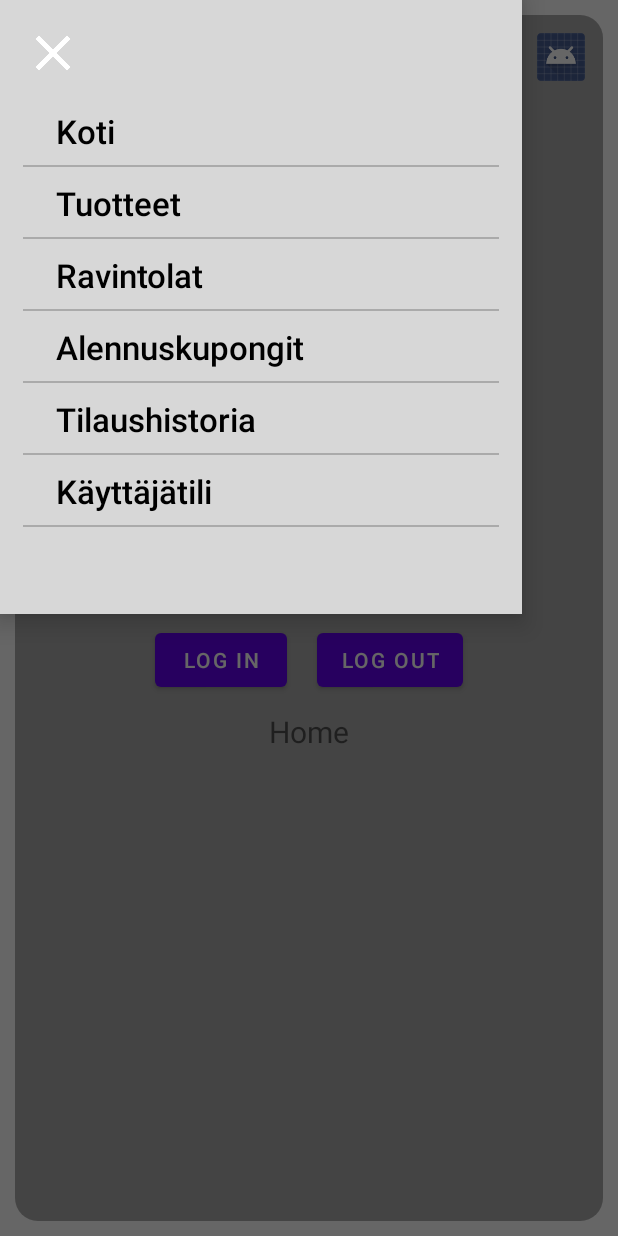
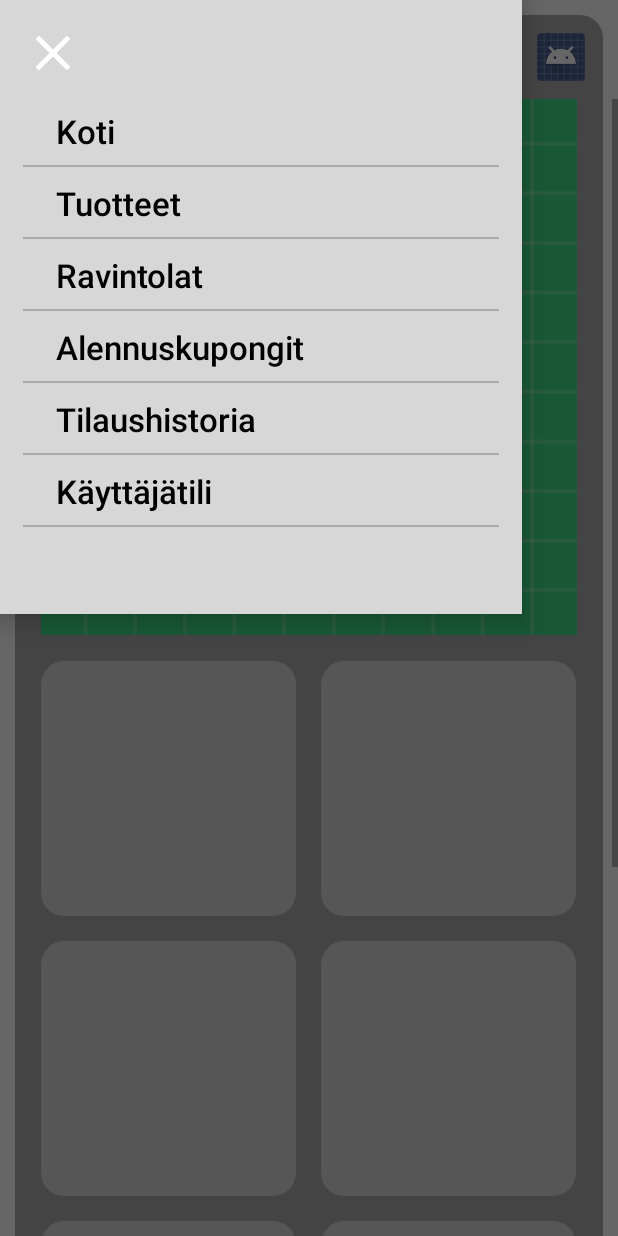
Before and after one commit to roopeh/hamburger-app, an Android app: the screen it shows after launch (MainActivity), with the side drawer open, on a phone screen of 412 x 824 dp. Run offline under Robolectric (Android 15) with nearby library versions, the phone set to English and light mode, and no system bars.

Commit message:
Finish up home page

```diff
--- /dev/null
+++ b/client/app/src/main/java/com/roopeh/app/hamburger/ExpendableGridView.java
@@ -0,0 +1,44 @@
+package com.roopeh.app.hamburger;
+
+import android.content.Context;
+import android.util.AttributeSet;
+import android.view.ViewGroup;
+import android.widget.GridView;
+
+public class ExpendableGridView extends GridView {
+    private boolean isExpanded = false;
+
+
+    public ExpendableGridView(Context context) {
+        super(context);
+    }
+
+    public ExpendableGridView(Context context, AttributeSet attrs) {
+        super(context, attrs);
+    }
+
+    public ExpendableGridView(Context context, AttributeSet attrs, int defStyleAttr) {
+        super(context, attrs, defStyleAttr);
+    }
+
+    public void setExpanded(boolean expanded) {
+        isExpanded = expanded;
+    }
+
+    final public boolean isExpanded() {
+        return isExpanded;
+    }
+
+    @Override
+    public void onMeasure(int width, int height) {
+        if (isExpanded()) {
+            final int expandSpec = MeasureSpec.makeMeasureSpec(MEASURED_SIZE_MASK, MeasureSpec.AT_MOST);
+            super.onMeasure(width, expandSpec);
+
+            ViewGroup.LayoutParams params = getLayoutParams();
+            params.height = getMeasuredHeight();
+        } else {
+            super.onMeasure(width, height);
+        }
+    }
+}
--- a/client/app/src/main/java/com/roopeh/app/hamburger/HomeFragment.java
+++ b/client/app/src/main/java/com/roopeh/app/hamburger/HomeFragment.java
@@ -1,26 +1,140 @@
 package com.roopeh.app.hamburger;
 
+import android.content.Context;
 import android.os.Bundle;
 import android.view.LayoutInflater;
 import android.view.View;
 import android.view.ViewGroup;
+import android.widget.BaseAdapter;
 import android.widget.Button;
+import android.widget.RelativeLayout;
+import android.widget.TextView;
 
-import java.util.Objects;
+import java.util.ArrayList;
+import java.util.List;
 
 import androidx.fragment.app.Fragment;
 
 public class HomeFragment extends Fragment {
+    // Type definitions for GridView
+    final static public int TYPE_DEFAULT = 0;
+    final static public int TYPE_JOB = 1;
+    final static public int TYPE_SOME = 2;
+    // Types for developers
+    final static public int TYPE_LOGIN = 5;
+    final static public int TYPE_LOGOUT = 6;
+
     @Override
     public View onCreateView(LayoutInflater inflater, ViewGroup container, Bundle savedInstanceState) {
         View rootView = inflater.inflate(R.layout.fragment_home, container, false);
 
-        Button loginBut = rootView.findViewById(R.id.testLogin);
-        Button logoutBut = rootView.findViewById(R.id.testLogout);
+        final Button orderButton = rootView.findViewById(R.id.homeOrderButton);
+        final ExpendableGridView grid = rootView.findViewById(R.id.homeGrid);
+        final List<Integer> content = new ArrayList<>();
+        final User user = Helper.getInstance().getUser();
 
-        loginBut.setOnClickListener(v -> Helper.getInstance().setUser("test", "test"));
-        logoutBut.setOnClickListener(v -> Helper.getInstance().logoutUser());
+        // If user is not logged in or has no current order, hide current order button
+        if (user == null || user.getCurrentOrder() == null) {
+            orderButton.setVisibility(View.GONE);
+            // Adjust grid's layout params
+            RelativeLayout.LayoutParams params = (RelativeLayout.LayoutParams)grid.getLayoutParams();
+            params.addRule(RelativeLayout.BELOW, R.id.homeMainImage);
+            grid.setLayoutParams(params);
+        } else {
+            orderButton.setOnClickListener(v -> {
+                // TODO
+            });
+        }
+
+        // Add stuff to grids
+        // First 4 are ad / news grids
+        for (int i = 0; i < 4; ++i)
+            content.add(TYPE_DEFAULT);
+
+        // Login and logout buttons for quick access (only in beta version)
+        content.add(TYPE_LOGIN);
+        content.add(TYPE_LOGOUT);
+
+        // Next job application grid
+        content.add(TYPE_JOB);
+        // Final grid is social media
+        content.add(TYPE_SOME);
+
+        final HomeGridAdapter adapter = new HomeGridAdapter(getContext(), content);
+        grid.setAdapter(adapter);
+        grid.setExpanded(true);
 
         return rootView;
     }
 }
+
+class HomeGridAdapter extends BaseAdapter {
+    final private Context _context;
+    final private List<Integer> _content;
+
+    public HomeGridAdapter(Context context, List<Integer> content) {
+        _context = context;
+        _content = content;
+    }
+
+    @Override
+    public int getCount() {
+        return _content.size();
+    }
+
+    @Override
+    public Integer getItem(int position) {
+        return _content.get(position);
+    }
+
+    @Override
+    public long getItemId(int position) {
+        return 0;
+    }
+
+    @Override
+    public View getView(int position, View convertView, ViewGroup parent) {
+        final View view = View.inflate(_context, R.layout.grid_home, null);
+
+        switch (getItem(position)) {
+            case HomeFragment.TYPE_DEFAULT: {
+                final TextView defaultText = view.findViewById(R.id.homeGridText);
+                defaultText.setVisibility(View.VISIBLE);
+                defaultText.setText("");
+            } break;
+            case HomeFragment.TYPE_JOB:
+            case HomeFragment.TYPE_SOME: {
+                final RelativeLayout extraLayout = view.findViewById(R.id.homeGridExtraLayout);
+                final TextView jobText = view.findViewById(R.id.homeGridSecondText);
+                final TextView someText = view.findViewById(R.id.homeGridThirdText);
+                extraLayout.setVisibility(View.VISIBLE);
+
+                if (getItem(position) == HomeFragment.TYPE_JOB) {
+                    jobText.setVisibility(View.VISIBLE);
+                } else {
+                    someText.setVisibility(View.VISIBLE);
+                }
+            } break;
+            case HomeFragment.TYPE_LOGIN:
+            case HomeFragment.TYPE_LOGOUT: {
+                final Button button = view.findViewById(R.id.homeGridDevButton);
+                button.setVisibility(View.VISIBLE);
+
+                if (getItem(position) == HomeFragment.TYPE_LOGIN)
+                    button.setText("Login");
+                else
+                    button.setText("Logout");
+
+                button.setOnClickListener(v -> {
+                    if (getItem(position) == HomeFragment.TYPE_LOGIN)
+                        Helper.getInstance().setUser("test", "test");
+                    else
+                        Helper.getInstance().logoutUser();
+                });
+            } break;
+            default: break;
+        }
+
+        return view;
+    }
+}
--- a/client/app/src/main/res/layout/fragment_home.xml
+++ b/client/app/src/main/res/layout/fragment_home.xml
@@ -1,7 +1,11 @@
 <?xml version="1.0" encoding="utf-8"?>
-<RelativeLayout xmlns:android="http://schemas.android.com/apk/res/android"
+<ScrollView xmlns:android="http://schemas.android.com/apk/res/android"
     android:layout_width="match_parent"
-    android:layout_height="match_parent"
+    android:layout_height="match_parent">
+
+    <RelativeLayout
+        android:layout_width="match_parent"
+        android:layout_height="wrap_content"
         android:layout_marginStart="@dimen/background_padding_side"
         android:layout_marginEnd="@dimen/background_padding_side"
         android:layout_marginBottom="@dimen/background_padding_bottom"
@@ -10,32 +14,35 @@
         android:paddingBottom="@dimen/content_padding_bottom"
         android:background="@drawable/rounded_main">
 
-    <LinearLayout
-        android:id="@+id/testButtons"
-        android:layout_width="wrap_content"
-        android:layout_height="wrap_content"
-        android:layout_centerInParent="true"
-        android:orientation="horizontal">
-        <Button
-            android:id="@+id/testLogin"
-            android:layout_width="wrap_content"
-            android:layout_height="wrap_content"
-            android:layout_margin="10dp"
-            android:text="Log In" />
-        <Button
-            android:id="@+id/testLogout"
-            android:layout_width="wrap_content"
-            android:layout_height="wrap_content"
-            android:layout_margin="10dp"
-            android:text="Log Out" />
-    </LinearLayout>
-
-    <TextView
+        <ImageView
+            android:id="@+id/homeMainImage"
             android:layout_width="match_parent"
             android:layout_height="wrap_content"
-        android:layout_below="@+id/testButtons"
-        android:textAlignment="center"
-        android:text="Home"
-        android:textSize="20sp" />
+            android:adjustViewBounds="true"
+            android:scaleType="fitCenter"
+            android:background="@android:color/transparent"
+            android:src="@drawable/ic_launcher_background" />
 
+        <Button
+            android:id="@+id/homeOrderButton"
+            android:layout_width="match_parent"
+            android:layout_height="wrap_content"
+            android:layout_marginTop="@dimen/content_padding_top"
+            android:layout_below="@id/homeMainImage"
+            android:backgroundTint="@color/defaultButtonFont"
+            android:textColor="@color/black"
+            android:text="Tarkastele tilaustasi" />
+
+        <com.roopeh.app.hamburger.ExpendableGridView
+            android:id="@+id/homeGrid"
+            android:layout_width="match_parent"
+            android:layout_height="wrap_content"
+            android:layout_marginTop="@dimen/content_padding_top"
+            android:layout_below="@id/homeOrderButton"
+            android:numColumns="2"
+            android:isScrollContainer="false"
+            android:stretchMode="columnWidth"
+            android:horizontalSpacing="@dimen/content_padding_side"
+            android:verticalSpacing="@dimen/content_padding_side" />
     </RelativeLayout>
+</ScrollView>
--- /dev/null
+++ b/client/app/src/main/res/layout/grid_home.xml
@@ -0,0 +1,60 @@
+<?xml version="1.0" encoding="utf-8"?>
+<com.roopeh.app.hamburger.SquareGridview
+    xmlns:android="http://schemas.android.com/apk/res/android"
+    android:layout_width="match_parent"
+    android:layout_height="match_parent"
+    android:background="@drawable/rounded_inner_main">
+
+    <!-- Out of 3 views only one is shown -->
+
+    <!-- News / ad grid -->
+    <TextView
+        android:id="@+id/homeGridText"
+        android:layout_width="wrap_content"
+        android:layout_height="wrap_content"
+        android:layout_centerInParent="true"
+        android:textSize="17sp"
+        android:textColor="@color/black"
+        android:textAlignment="center"
+        android:visibility="gone" />
+
+    <!-- Job or social media grid -->
+    <RelativeLayout
+        android:id="@+id/homeGridExtraLayout"
+        android:layout_width="match_parent"
+        android:layout_height="match_parent"
+        android:visibility="gone">
+
+        <TextView
+            android:id="@+id/homeGridSecondText"
+            android:layout_width="wrap_content"
+            android:layout_height="wrap_content"
+            android:layout_alignParentTop="true"
+            android:layout_centerHorizontal="true"
+            android:textSize="17sp"
+            android:textColor="@color/black"
+            android:text="Apply for a job!"
+            android:visibility="gone" />
+
+        <TextView
+            android:id="@+id/homeGridThirdText"
+            android:layout_width="wrap_content"
+            android:layout_height="wrap_content"
+            android:layout_alignParentBottom="true"
+            android:layout_centerHorizontal="true"
+            android:textSize="17sp"
+            android:textColor="@color/black"
+            android:text="InstaGram"
+            android:visibility="gone" />
+    </RelativeLayout>
+
+    <!-- Login and logout grids -->
+    <Button
+        android:id="@+id/homeGridDevButton"
+        android:layout_width="match_parent"
+        android:layout_height="match_parent"
+        android:layout_margin="5dp"
+        android:backgroundTint="@color/defaultButtonBackground"
+        android:textColor="@color/defaultButtonFont"
+        android:visibility="gone" />
+</com.roopeh.app.hamburger.SquareGridview>
```
Lines whose indentation alone changed are shown as unchanged.
